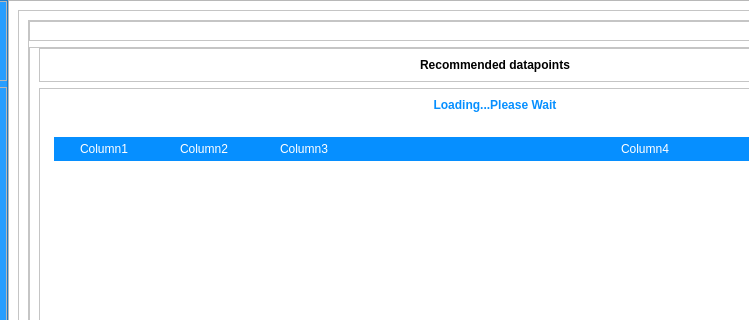
The window that main.ui (ali7haider/Active-Learning-Platform_PyQT5_Desktop_App) describes before a commit, drawn with Qt 5; both pictures show x 212 to 961 and y 0 to 320 of the 1194 by 765 pixel window.
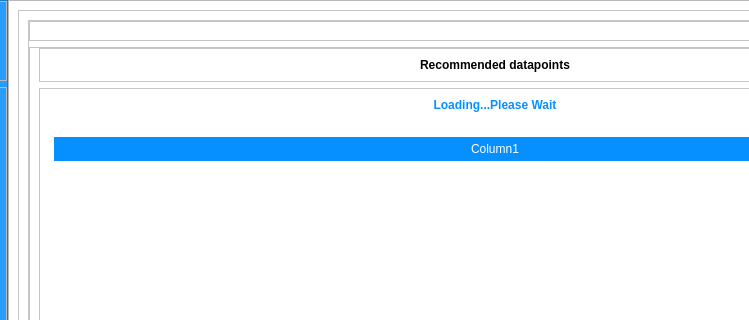
The same window after the commit. Icons and pictures are not drawn.

Commit message: Enhance MainScreen to display loading status and initialize result table for DataFrame output

The edit to the form file:
```diff
--- a/main.ui
+++ b/main.ui
@@ -2342,6 +2342,9 @@
                             <property name="rowCount">
                              <number>0</number>
                             </property>
+                            <property name="columnCount">
+                             <number>1</number>
+                            </property>
                             <attribute name="horizontalHeaderCascadingSectionResizes">
                              <bool>false</bool>
                             </attribute>
@@ -2362,21 +2365,6 @@
                               <string>Column1</string>
                              </property>
                             </column>
-                            <column>
-                             <property name="text">
-                              <string>Column2</string>
-                             </property>
-                            </column>
-                            <column>
-                             <property name="text">
-                              <string>Column3</string>
-                             </property>
-                            </column>
-                            <column>
-                             <property name="text">
-                              <string>Column4</string>
-                             </property>
-                            </column>
                            </widget>
                           </item>
                          </layout>
```
The commit also changes 2 other files.
